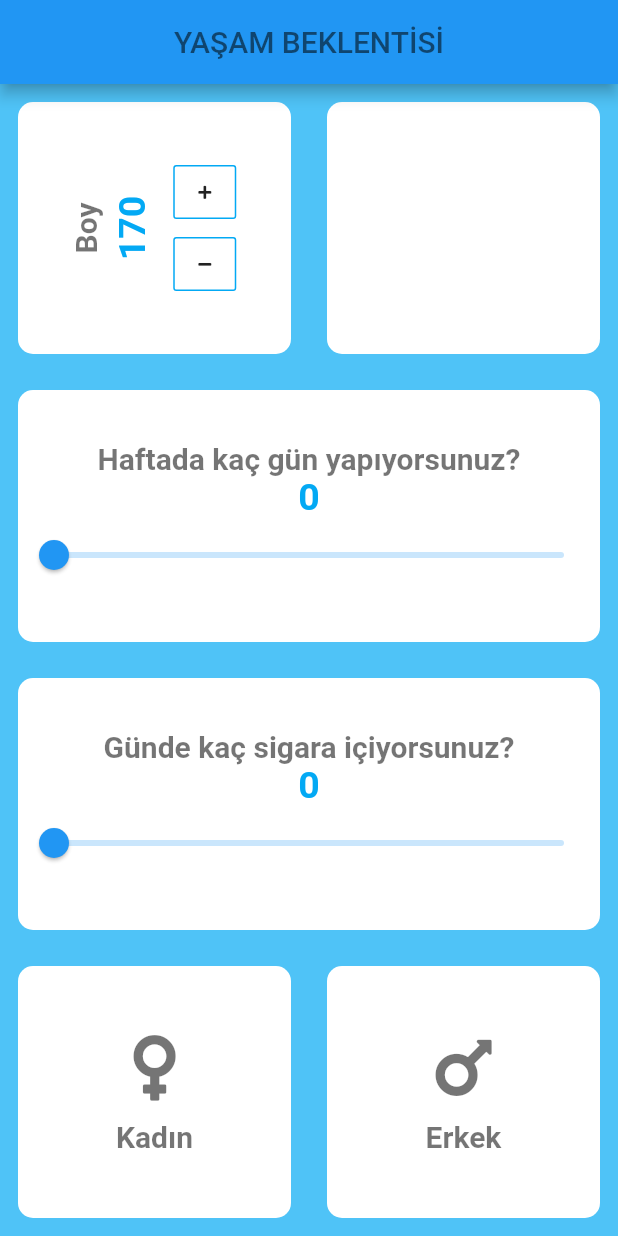
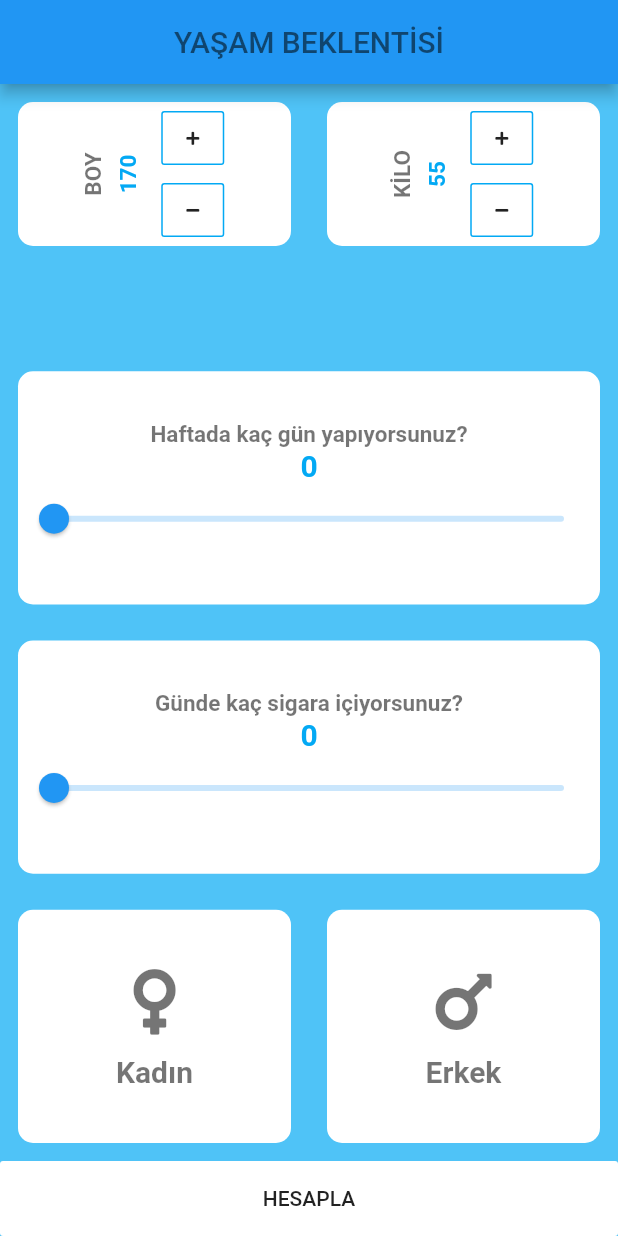
Before and after one commit to cugurel/Flutter_Life_Time, a Flutter app: the screen it shows after launch, on a phone screen of 412 x 824 dp. Run offline on Flutter 3.47's test engine with Material 2 defaults, Android fonts, the phone set to English and light mode, and no system bars; our stand-ins replace font_awesome_flutter.

Commit message:
End of Project

```diff
--- a/lib/input_page.dart
+++ b/lib/input_page.dart
@@ -1,5 +1,8 @@
+import 'package:flutter/cupertino.dart';
 import 'package:flutter/material.dart';
 import 'package:font_awesome_flutter/font_awesome_flutter.dart';
+import 'package:life_time/result_page.dart';
+import 'package:life_time/user_data.dart';
 
 import 'IconGender.dart';
 import 'MyContainer.dart';
@@ -13,7 +16,8 @@ class _InputPageState extends State<InputPage> {
   String? chosenGender;
   double smoken = 0.0;
   double spor = 0.0;
-  int weight = 170;
+  int height = 170;
+  int weight = 55;
   @override
   Widget build(BuildContext context) {
     return Scaffold(
@@ -28,87 +32,23 @@ class _InputPageState extends State<InputPage> {
         crossAxisAlignment: CrossAxisAlignment.stretch,
         children: <Widget>[
           Expanded(
+            child: SingleChildScrollView(
               child: Row(
                 children: [
                   Expanded(
                     child: MyContainer(
-                    child: Row(
-                      mainAxisAlignment: MainAxisAlignment.center,
-                      children: <Widget>[
-                        RotatedBox(
-                          quarterTurns: 3,
-                          child: Text(
-                            'Boy',
-                            style: TextStyle(
-                                color: Colors.black54,
-                                fontSize: 20,
-                                fontWeight: FontWeight.bold),
+                      child: buildRowOutlineButton('BOY'),
                     ),
                   ),
-                        SizedBox(
-                          width: 5,
+                  Expanded(
+                    child: MyContainer(
+                      child: buildRowOutlineButton('KİLO'),
                     ),
-                        RotatedBox(
-                          quarterTurns: 3,
-                          child: Text(
-                            '$weight',
-                            style: TextStyle(
-                                color: Colors.lightBlue,
-                                fontSize: 25,
-                                fontWeight: FontWeight.bold),
-                          ),
-                        ),
-                        SizedBox(
-                          width: 10,
-                        ),
-                        Column(
-                          mainAxisAlignment: MainAxisAlignment.center,
-                          children: <Widget>[
-                            ButtonTheme(
-                              minWidth: 36,
-                              child: OutlineButton(
-                                  borderSide:
-                                  BorderSide(color:Colors.lightBlue),
-                                  child: Icon(
-                                    FontAwesomeIcons.plus,
-                                    size: 10,
-                                  ),
-                                  onPressed: () {
-                                    setState(() {
-                                      weight++;
-                                    });
-                                    print('üstteki buton');
-                                  }),
-                            ),
-                            ButtonTheme(
-                              minWidth: 36,
-                              child: OutlineButton(
-                                borderSide:
-                                  BorderSide(color:Colors.lightBlue),
-                                  child: Icon(
-                                    FontAwesomeIcons.minus,
-                                    size: 10,
-                                  ),
-                                  onPressed: () {
-                                  setState(() {
-                                    weight--;
-                                  });
-                                    print('alttaki buton');
-                                  }),
-                            ),
-                          ],
                   ),
                 ],
               ),
             ),
           ),
-                Expanded(
-                  child: MyContainer(),
-                ),
-              ],
-            ),
-          ),
-
           Expanded(
             child: MyContainer(
               child: Column(
@@ -118,14 +58,14 @@ class _InputPageState extends State<InputPage> {
                     "Haftada kaç gün yapıyorsunuz?",
                     style: TextStyle(
                         color: Colors.black54,
-                        fontSize: 20,
+                        fontSize: 15,
                         fontWeight: FontWeight.bold),
                   ),
                   Text(
                     '${spor.round()}',
                     style: TextStyle(
                         color: Colors.lightBlue,
-                        fontSize: 25,
+                        fontSize: 20,
                         fontWeight: FontWeight.bold),
                   ),
                   Slider(
@@ -151,14 +91,14 @@ class _InputPageState extends State<InputPage> {
                     "Günde kaç sigara içiyorsunuz?",
                     style: TextStyle(
                         color: Colors.black54,
-                        fontSize: 20,
+                        fontSize: 15,
                         fontWeight: FontWeight.bold),
                   ),
                   Text(
                     '${smoken.round()}',
                     style: TextStyle(
                         color: Colors.lightBlue,
-                        fontSize: 25,
+                        fontSize: 20,
                         fontWeight: FontWeight.bold),
                   ),
                   Slider(
@@ -209,8 +149,102 @@ class _InputPageState extends State<InputPage> {
               ],
             ),
           ),
+          ButtonTheme(
+            height: 50,
+            child: FlatButton(
+              color: Colors.white,
+              onPressed: () {
+                Navigator.push(
+                  context,
+                  MaterialPageRoute(
+                    builder: (context) => ResultPage(
+                      UserData(weight: weight,height: height,chosenGender: chosenGender.toString(),spor: spor,smoken: smoken)
+                    ),
+                  ),
+                );
+              },
+              child: Text('HESAPLA'),
+            ),
+          )
         ],
       ),
     );
   }
+
+  Row buildRowOutlineButton(String label) {
+    return Row(
+      mainAxisAlignment: MainAxisAlignment.center,
+      children: <Widget>[
+        RotatedBox(
+          quarterTurns: 3,
+          child: Text(
+            label,
+            style: TextStyle(
+                color: Colors.black54,
+                fontSize: 15,
+                fontWeight: FontWeight.bold),
+          ),
+        ),
+        SizedBox(
+          width: 5,
+        ),
+        RotatedBox(
+          quarterTurns: 3,
+          child: Text(
+            label == 'BOY' ? height.toString() : weight.toString(),
+            style: TextStyle(
+                color: Colors.lightBlue,
+                fontSize: 15,
+                fontWeight: FontWeight.bold),
+          ),
+        ),
+        SizedBox(
+          width: 10,
+        ),
+        Column(
+          mainAxisAlignment: MainAxisAlignment.center,
+          children: <Widget>[
+            ButtonTheme(
+              minWidth: 36,
+              child: OutlineButton(
+                  borderSide: BorderSide(color: Colors.lightBlue),
+                  child: Icon(
+                    FontAwesomeIcons.plus,
+                    size: 10,
+                  ),
+                  onPressed: () {
+                    setState(() {
+                      if (label == 'BOY') {
+                        height++;
+                      } else {
+                        weight++;
                       }
+                    });
+                    print('üstteki buton');
+                  }),
+            ),
+            ButtonTheme(
+              minWidth: 36,
+              child: OutlineButton(
+                  borderSide: BorderSide(color: Colors.lightBlue),
+                  child: Icon(
+                    FontAwesomeIcons.minus,
+                    size: 10,
+                  ),
+                  onPressed: () {
+                    setState(() {
+                      if (label == 'BOY') {
+                        height--;
+                      } else {
+                        weight--;
+                      }
+                    });
+                    print('alttaki buton');
+                  }),
+            ),
+          ],
+        ),
+      ],
+    );
+  }
+}
--- a/lib/user_data.dart
+++ b/lib/user_data.dart
@@ -0,0 +1,9 @@
+class UserData{
+  String chosenGender;
+  double smoken;
+  double spor;
+  int height;
+  int weight;
+
+  UserData({required this.weight,required this.height,required this.smoken,required this.chosenGender,required this.spor});
+}
```
Also changed, not shown: lib/calculator.dart (+21 -0 lines), lib/result_page.dart (+40 -0 lines). Lines whose indentation alone changed are shown as unchanged.
